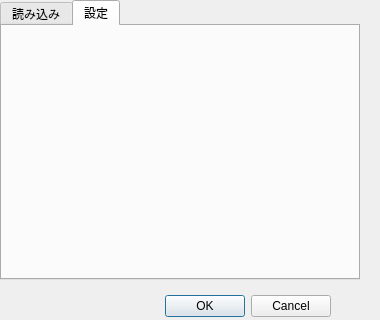
The window that ReadReportDouro_dialog_base.ui (yoichigmf/ReadReport) describes before a commit, drawn with Qt 5.
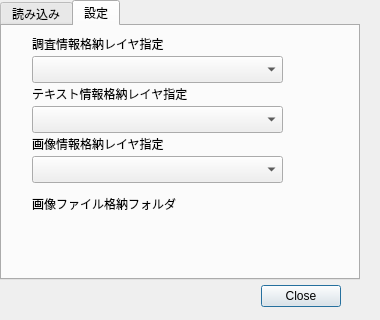
The same window after the commit. The open tabs and pages were chosen to show the change. Custom widgets are drawn as their Qt base class.

Commit message: add douro report gui

What changed in the file:
```diff
--- a/ReadReportDouro_dialog_base.ui
+++ b/ReadReportDouro_dialog_base.ui
@@ -22,8 +22,8 @@
   <widget class="QDialogButtonBox" name="button_box">
    <property name="geometry">
     <rect>
-     <x>-10</x>
-     <y>290</y>
+     <x>0</x>
+     <y>280</y>
      <width>341</width>
      <height>32</height>
     </rect>
@@ -32,7 +32,7 @@
     <enum>Qt::Horizontal</enum>
    </property>
    <property name="standardButtons">
-    <set>QDialogButtonBox::Cancel|QDialogButtonBox::Ok</set>
+    <set>QDialogButtonBox::Close</set>
    </property>
   </widget>
   <widget class="QTabWidget" name="tabWidget">
@@ -66,16 +66,6 @@
        <height>221</height>
       </rect>
      </property>
-     <widget class="QgsMapLayerComboBox" name="mMapLayerComboBox">
-      <property name="geometry">
-       <rect>
-        <x>20</x>
-        <y>80</y>
-        <width>251</width>
-        <height>27</height>
-       </rect>
-      </property>
-     </widget>
      <widget class="QgsFileWidget" name="mQgsFileWidget">
       <property name="geometry">
        <rect>
@@ -123,26 +113,6 @@
       <property name="text">
        <string>調査情報格納レイヤ指定</string>
       </property>
-     </widget>
-     <widget class="QgsMapLayerComboBox" name="mMapLayerComboBox_2">
-      <property name="geometry">
-       <rect>
-        <x>20</x>
-        <y>130</y>
-        <width>251</width>
-        <height>27</height>
-       </rect>
-      </property>
-     </widget>
-     <widget class="QLabel" name="label_4">
-      <property name="geometry">
-       <rect>
-        <x>20</x>
-        <y>110</y>
-        <width>261</width>
-        <height>16</height>
-       </rect>
-      </property>
       <property name="text">
        <string>テキスト情報格納レイヤ指定</string>
       </property>
@@ -161,16 +131,6 @@
       </property>
      </widget>
     </widget>
-    <widget class="QgsMapLayerComboBox" name="mMapLayerComboBox_3">
-     <property name="geometry">
-      <rect>
-       <x>20</x>
-       <y>200</y>
-       <width>251</width>
-       <height>27</height>
-      </rect>
-     </property>
-    </widget>
    </widget>
    <widget class="QWidget" name="config">
     <attribute name="title">
@@ -184,6 +144,104 @@
        <width>331</width>
        <height>181</height>
       </rect>
+     </property>
+     <widget class="QgsMapLayerComboBox" name="mMapLayerComboBox_2">
+      <property name="geometry">
+       <rect>
+        <x>40</x>
+        <y>20</y>
+        <width>251</width>
+        <height>27</height>
+       </rect>
+      </property>
+     </widget>
+     <widget class="QLabel" name="label_7">
+      <property name="geometry">
+       <rect>
+        <x>40</x>
+        <y>0</y>
+        <width>261</width>
+        <height>16</height>
+       </rect>
+      </property>
+      <property name="text">
+       <string>テキスト情報格納レイヤ指定</string>
+      </property>
+     </widget>
+     <widget class="QgsMapLayerComboBox" name="mMapLayerComboBox_3">
+      <property name="geometry">
+       <rect>
+        <x>40</x>
+        <y>70</y>
+        <width>251</width>
+        <height>27</height>
+       </rect>
+      </property>
+     </widget>
+     <widget class="QLabel" name="label_8">
+      <property name="geometry">
+       <rect>
+        <x>40</x>
+        <y>50</y>
+        <width>261</width>
+        <height>16</height>
+       </rect>
+      </property>
+      <property name="text">
+       <string>画像情報格納レイヤ指定</string>
+      </property>
+     </widget>
+     <widget class="QgsFileWidget" name="mQgsFileWidget_2">
+      <property name="geometry">
+       <rect>
+        <x>40</x>
+        <y>130</y>
+        <width>271</width>
+        <height>31</height>
+       </rect>
+      </property>
+      <property name="storageMode">
+       <enum>QgsFileWidget::GetDirectory</enum>
+      </property>
+      <property name="relativeStorage">
+       <enum>QgsFileWidget::RelativeProject</enum>
+      </property>
+     </widget>
+     <widget class="QLabel" name="label_9">
+      <property name="geometry">
+       <rect>
+        <x>40</x>
+        <y>110</y>
+        <width>261</width>
+        <height>16</height>
+       </rect>
+      </property>
+      <property name="text">
+       <string>画像ファイル格納フォルダ</string>
+      </property>
+     </widget>
+    </widget>
+    <widget class="QgsMapLayerComboBox" name="mMapLayerComboBox">
+     <property name="geometry">
+      <rect>
+       <x>30</x>
+       <y>30</y>
+       <width>251</width>
+       <height>27</height>
+      </rect>
+     </property>
+    </widget>
+    <widget class="QLabel" name="label_6">
+     <property name="geometry">
+      <rect>
+       <x>30</x>
+       <y>10</y>
+       <width>261</width>
+       <height>16</height>
+      </rect>
+     </property>
+     <property name="text">
+      <string>調査情報格納レイヤ指定</string>
      </property>
     </widget>
    </widget>
```
Left out of the diff: 32 changed lines with no effect on the pictures. The commit also changes 1 other file.
